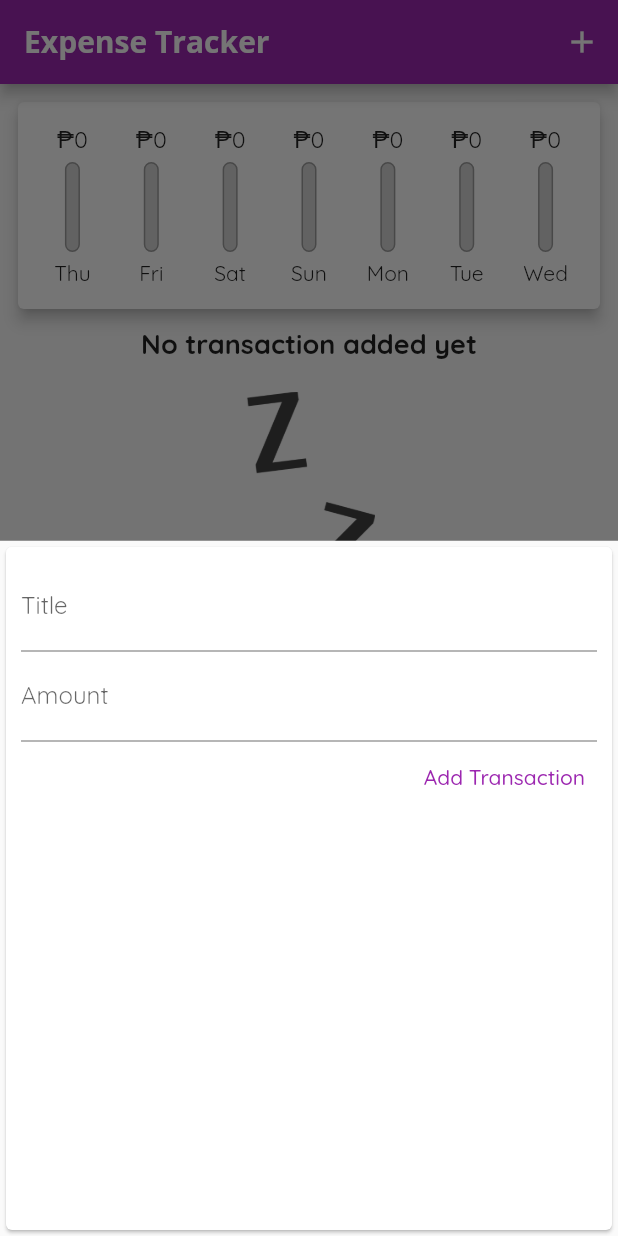
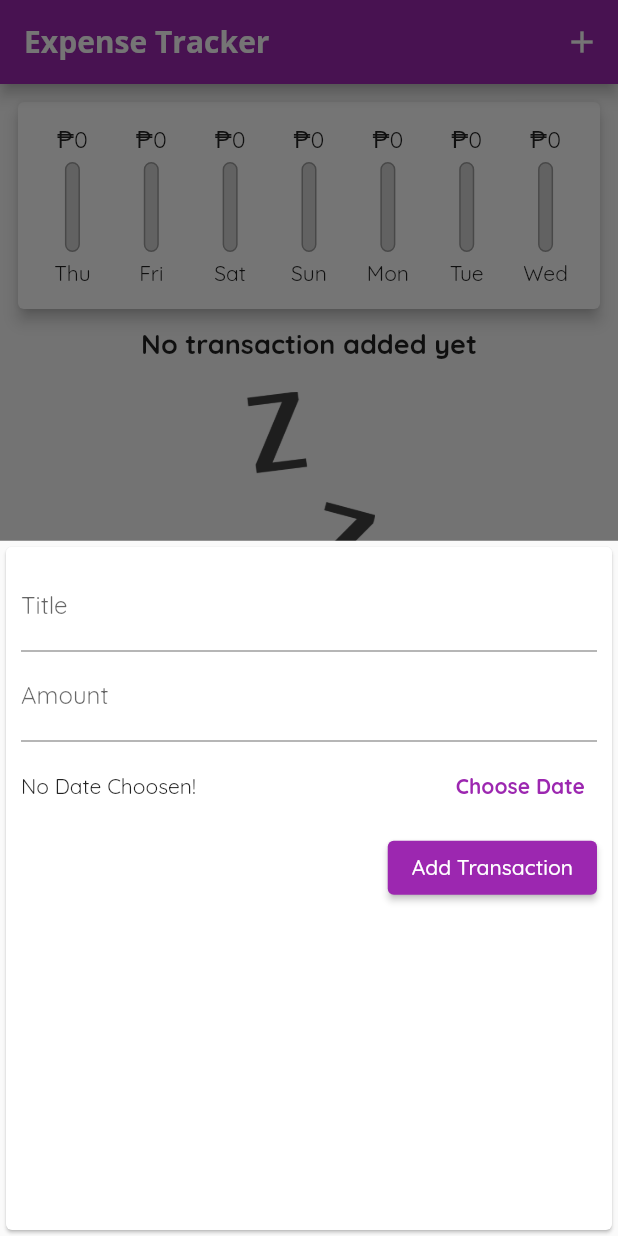
Before and after one commit to martinericksonn/Personal-Expense-Tracker, a Flutter app: the screen it shows after launch, after a tap on the "add" icon, on a phone screen of 412 x 824 dp. Run offline on Flutter 3.47's test engine with Material 2 defaults, Android fonts, the phone set to English and light mode, and no system bars.

Commit message:
date picker

```diff
--- a/personal_expense_tracker/lib/widgets/transaction_bar.dart
+++ b/personal_expense_tracker/lib/widgets/transaction_bar.dart
@@ -18,7 +18,7 @@ class ChartBar extends StatelessWidget {
       padding: const EdgeInsets.symmetric(vertical: 5),
       child: Column(
         children: [
-          Container(
+          SizedBox(
             height: 20,
             child: FittedBox(
               child: Text('₱${spendingAmount.toStringAsFixed(0)}'),
--- a/personal_expense_tracker/lib/widgets/transaction_form.dart
+++ b/personal_expense_tracker/lib/widgets/transaction_form.dart
@@ -2,6 +2,7 @@
 
 import 'package:flutter/material.dart';
 import 'package:flutter/services.dart';
+import 'package:intl/intl.dart';
 
 class TransactionForm extends StatefulWidget {
   final Function addNewTransaction;
@@ -14,8 +15,8 @@ class TransactionForm extends StatefulWidget {
 
 class _TransactionFormState extends State<TransactionForm> {
   final titleController = TextEditingController();
-
   final amountController = TextEditingController();
+  DateTime? selectedDate;
 
   void submitTransaction() {
     final inputedTitle = titleController.text;
@@ -30,6 +31,21 @@ class _TransactionFormState extends State<TransactionForm> {
     );
 
     Navigator.of(context).pop();
+  }
+
+  void selectDate() {
+    showDatePicker(
+      context: context,
+      initialDate: DateTime.now(),
+      firstDate: DateTime(2022),
+      lastDate: DateTime.now(),
+    ).then((value) {
+      if (value == null) return;
+
+      setState(() {
+        selectedDate = value;
+      });
+    });
   }
 
   @override
@@ -56,7 +72,28 @@ class _TransactionFormState extends State<TransactionForm> {
                 labelText: 'Amount',
               ),
             ),
-            TextButton(
+            SizedBox(
+              height: 60,
+              child: Row(
+                mainAxisAlignment: MainAxisAlignment.spaceBetween,
+                // ignore: prefer_const_literals_to_create_immutables
+                children: [
+                  Text(selectedDate == null
+                      ? 'No Date Choosen!'
+                      : 'Date Picked: ${DateFormat.yMd().format(selectedDate!)} '),
+                  TextButton(
+                    onPressed: selectDate,
+                    child: Text(
+                      'Choose Date',
+                      style: TextStyle(
+                        fontWeight: FontWeight.bold,
+                      ),
+                    ),
+                  )
+                ],
+              ),
+            ),
+            ElevatedButton(
               onPressed: submitTransaction,
               child: Text("Add Transaction"),
             )
```
